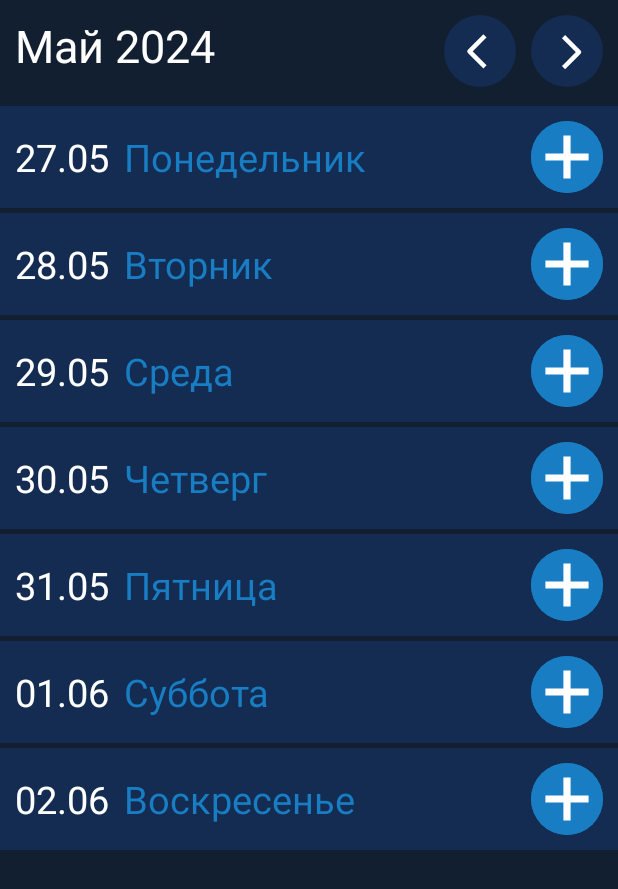
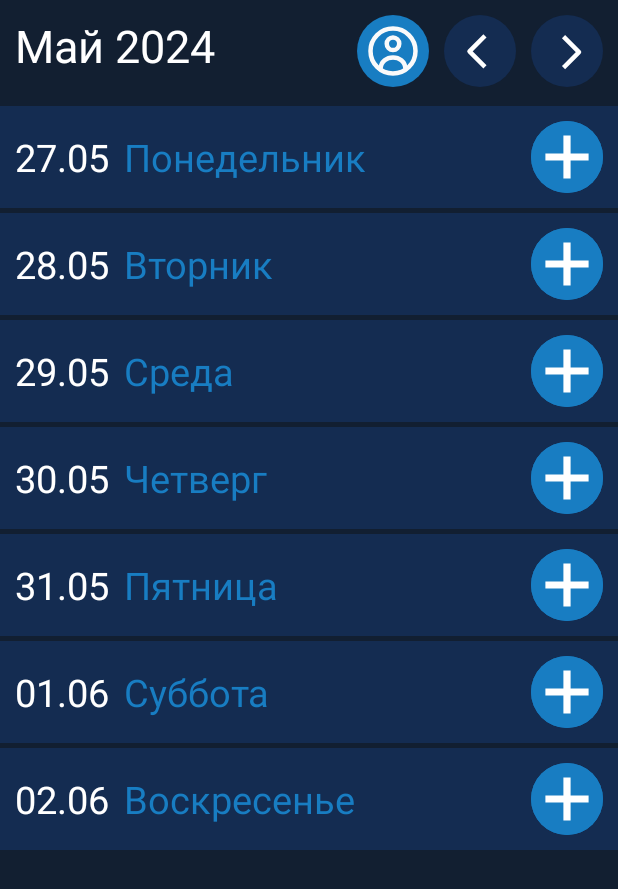
Before and after one commit to ThinDrew/PocketOrganizer, an Android app: the screen it shows after launch (MainActivity), on a phone screen of 412 x 824 dp. Shown: the top 889 px of the screen. Run offline under Robolectric (Android 15) with nearby library versions, the phone set to English and light mode, and no system bars; our stand-ins replace Room's generated code.

Commit message:
В главное окно добавлена кнопка для перехода в аккаунт
Добавлены drawable ресурсы для кнопки. Кнопка добавлена в
разметку главного окна.

```diff
--- /dev/null
+++ b/app/src/main/res/drawable/account_button_default.xml
@@ -0,0 +1,30 @@
+<vector xmlns:android="http://schemas.android.com/apk/res/android"
+    android:width="48dp"
+    android:height="48dp"
+    android:viewportWidth="48"
+    android:viewportHeight="48">
+  <path
+      android:pathData="M24,0L24,0A24,24 0,0 1,48 24L48,24A24,24 0,0 1,24 48L24,48A24,24 0,0 1,0 24L0,24A24,24 0,0 1,24 0z"
+      android:fillColor="#187DC2"/>
+  <path
+      android:pathData="M24,19.167m-4.167,0a4.167,4.167 0,1 1,8.333 0a4.167,4.167 0,1 1,-8.333 0"
+      android:strokeLineJoin="round"
+      android:strokeWidth="3"
+      android:fillColor="#00000000"
+      android:strokeColor="#FAFAFA"
+      android:strokeLineCap="round"/>
+  <path
+      android:pathData="M24,24m-15,0a15,15 0,1 1,30 0a15,15 0,1 1,-30 0"
+      android:strokeLineJoin="round"
+      android:strokeWidth="3"
+      android:fillColor="#00000000"
+      android:strokeColor="#FAFAFA"
+      android:strokeLineCap="round"/>
+  <path
+      android:pathData="M32.333,36C31.805,25.689 16.195,25.689 15.667,36"
+      android:strokeLineJoin="round"
+      android:strokeWidth="3"
+      android:fillColor="#00000000"
+      android:strokeColor="#FAFAFA"
+      android:strokeLineCap="round"/>
+</vector>
--- /dev/null
+++ b/app/src/main/res/drawable/account_button_focused.xml
@@ -0,0 +1,54 @@
+<vector xmlns:android="http://schemas.android.com/apk/res/android"
+    android:width="48dp"
+    android:height="48dp"
+    android:viewportWidth="48"
+    android:viewportHeight="48">
+  <path
+      android:pathData="M24,0L24,0A24,24 0,0 1,48 24L48,24A24,24 0,0 1,24 48L24,48A24,24 0,0 1,0 24L0,24A24,24 0,0 1,24 0z"
+      android:fillColor="#1268A4"/>
+  <path
+      android:pathData="M24,19.167m-4.167,0a4.167,4.167 0,1 1,8.333 0a4.167,4.167 0,1 1,-8.333 0"
+      android:strokeLineJoin="round"
+      android:strokeWidth="3"
+      android:fillColor="#00000000"
+      android:strokeColor="#F5F5F5"
+      android:strokeLineCap="round"/>
+  <path
+      android:pathData="M24,24m-15,0a15,15 0,1 1,30 0a15,15 0,1 1,-30 0"
+      android:strokeLineJoin="round"
+      android:strokeWidth="3"
+      android:fillColor="#00000000"
+      android:strokeColor="#F5F5F5"
+      android:strokeLineCap="round"/>
+  <path
+      android:pathData="M32.333,36C31.805,25.689 16.195,25.689 15.667,36"
+      android:strokeLineJoin="round"
+      android:strokeWidth="3"
+      android:fillColor="#00000000"
+      android:strokeColor="#F5F5F5"
+      android:strokeLineCap="round"/>
+  <path
+      android:pathData="M24,0L24,0A24,24 0,0 1,48 24L48,24A24,24 0,0 1,24 48L24,48A24,24 0,0 1,0 24L0,24A24,24 0,0 1,24 0z"
+      android:fillColor="#1268A4"/>
+  <path
+      android:pathData="M24,19.167m-4.167,0a4.167,4.167 0,1 1,8.333 0a4.167,4.167 0,1 1,-8.333 0"
+      android:strokeLineJoin="round"
+      android:strokeWidth="3"
+      android:fillColor="#00000000"
+      android:strokeColor="#F5F5F5"
+      android:strokeLineCap="round"/>
+  <path
+      android:pathData="M24,24m-15,0a15,15 0,1 1,30 0a15,15 0,1 1,-30 0"
+      android:strokeLineJoin="round"
+      android:strokeWidth="3"
+      android:fillColor="#00000000"
+      android:strokeColor="#F5F5F5"
+      android:strokeLineCap="round"/>
+  <path
+      android:pathData="M32.333,36C31.805,25.689 16.195,25.689 15.667,36"
+      android:strokeLineJoin="round"
+      android:strokeWidth="3"
+      android:fillColor="#00000000"
+      android:strokeColor="#F5F5F5"
+      android:strokeLineCap="round"/>
+</vector>
--- /dev/null
+++ b/app/src/main/res/drawable/account_button_pressed.xml
@@ -0,0 +1,54 @@
+<vector xmlns:android="http://schemas.android.com/apk/res/android"
+    android:width="48dp"
+    android:height="48dp"
+    android:viewportWidth="48"
+    android:viewportHeight="48">
+  <path
+      android:pathData="M24,0L24,0A24,24 0,0 1,48 24L48,24A24,24 0,0 1,24 48L24,48A24,24 0,0 1,0 24L0,24A24,24 0,0 1,24 0z"
+      android:fillColor="#0B5283"/>
+  <path
+      android:pathData="M24,19.167m-4.167,0a4.167,4.167 0,1 1,8.333 0a4.167,4.167 0,1 1,-8.333 0"
+      android:strokeLineJoin="round"
+      android:strokeWidth="3"
+      android:fillColor="#00000000"
+      android:strokeColor="#D7D7D7"
+      android:strokeLineCap="round"/>
+  <path
+      android:pathData="M24,24m-15,0a15,15 0,1 1,30 0a15,15 0,1 1,-30 0"
+      android:strokeLineJoin="round"
+      android:strokeWidth="3"
+      android:fillColor="#00000000"
+      android:strokeColor="#D7D7D7"
+      android:strokeLineCap="round"/>
+  <path
+      android:pathData="M32.333,36C31.805,25.689 16.195,25.689 15.667,36"
+      android:strokeLineJoin="round"
+      android:strokeWidth="3"
+      android:fillColor="#00000000"
+      android:strokeColor="#D7D7D7"
+      android:strokeLineCap="round"/>
+  <path
+      android:pathData="M24,0L24,0A24,24 0,0 1,48 24L48,24A24,24 0,0 1,24 48L24,48A24,24 0,0 1,0 24L0,24A24,24 0,0 1,24 0z"
+      android:fillColor="#0B5283"/>
+  <path
+      android:pathData="M24,19.167m-4.167,0a4.167,4.167 0,1 1,8.333 0a4.167,4.167 0,1 1,-8.333 0"
+      android:strokeLineJoin="round"
+      android:strokeWidth="3"
+      android:fillColor="#00000000"
+      android:strokeColor="#D7D7D7"
+      android:strokeLineCap="round"/>
+  <path
+      android:pathData="M24,24m-15,0a15,15 0,1 1,30 0a15,15 0,1 1,-30 0"
+      android:strokeLineJoin="round"
+      android:strokeWidth="3"
+      android:fillColor="#00000000"
+      android:strokeColor="#D7D7D7"
+      android:strokeLineCap="round"/>
+  <path
+      android:pathData="M32.333,36C31.805,25.689 16.195,25.689 15.667,36"
+      android:strokeLineJoin="round"
+      android:strokeWidth="3"
+      android:fillColor="#00000000"
+      android:strokeColor="#D7D7D7"
+      android:strokeLineCap="round"/>
+</vector>
--- /dev/null
+++ b/app/src/main/res/drawable/custom_account_button.xml
@@ -0,0 +1,8 @@
+<?xml version="1.0" encoding="utf-8"?>
+<selector xmlns:android="http://schemas.android.com/apk/res/android">
+    <item android:drawable="@drawable/account_button_pressed"
+        android:state_pressed="true" />
+    <item android:drawable="@drawable/account_button_focused"
+        android:state_focused="true" />
+    <item android:drawable="@drawable/account_button_default" />
+</selector>
--- a/app/src/main/res/layout/activity_main.xml
+++ b/app/src/main/res/layout/activity_main.xml
@@ -31,6 +31,16 @@
             android:gravity="end">
 
             <ImageButton
+                android:id="@+id/accountButton"
+                android:layout_width="48dp"
+                android:layout_height="48dp"
+                android:layout_marginTop="10dp"
+                android:layout_marginEnd="10dp"
+                android:layout_marginBottom="10dp"
+                android:background="@drawable/custom_account_button"
+                android:contentDescription="Account and settings"/>
+
+            <ImageButton
                 android:id="@+id/prevWeekButton"
                 android:layout_width="48dp"
                 android:layout_height="48dp"
```
